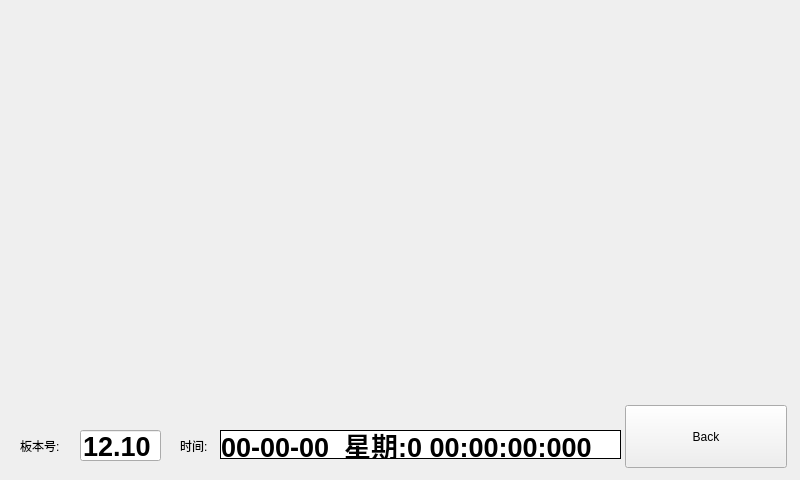
Blackrose/Tcutest_SerialSystem, file main/ui/connect_charge.ui: the form before one commit.
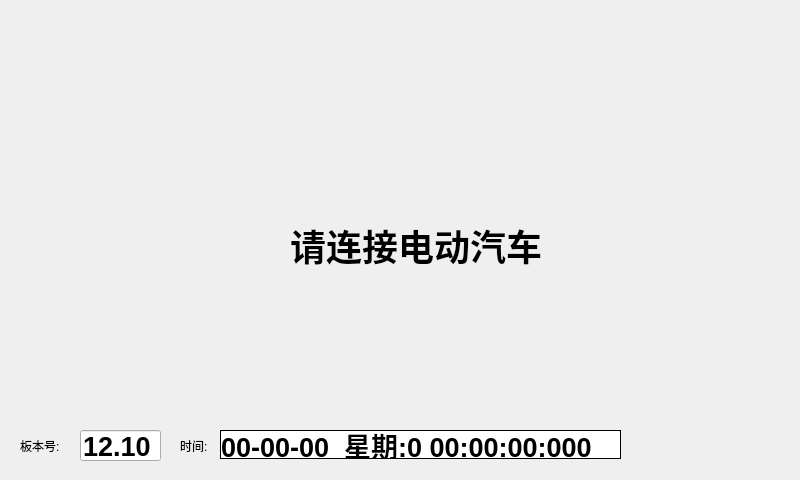
The form after the commit. Icons and pictures are not drawn.

The edit to the form file:
```diff
--- a/main/ui/connect_charge.ui
+++ b/main/ui/connect_charge.ui
@@ -152,26 +152,26 @@
   <widget class="QPushButton" name="back_but">
    <property name="geometry">
     <rect>
-     <x>625</x>
-     <y>405</y>
-     <width>162</width>
+     <x>0</x>
+     <y>0</y>
+     <width>201</width>
      <height>63</height>
     </rect>
    </property>
    <property name="styleSheet">
-    <string notr="true">background-image:url()</string>
+    <string notr="true">background: transparent;</string>
    </property>
    <property name="text">
-    <string>Back</string>
+    <string/>
    </property>
    <property name="flat">
-    <bool>false</bool>
+    <bool>true</bool>
    </property>
   </widget>
   <widget class="QLabel" name="label_2">
    <property name="geometry">
     <rect>
-     <x>610</x>
+     <x>590</x>
      <y>0</y>
      <width>191</width>
      <height>71</height>
@@ -187,6 +187,26 @@
     <string/>
    </property>
   </widget>
+  <widget class="QLabel" name="label_3">
+   <property name="geometry">
+    <rect>
+     <x>290</x>
+     <y>220</y>
+     <width>251</width>
+     <height>51</height>
+    </rect>
+   </property>
+   <property name="font">
+    <font>
+     <pointsize>27</pointsize>
+     <weight>75</weight>
+     <bold>true</bold>
+    </font>
+   </property>
+   <property name="text">
+    <string>请连接电动汽车</string>
+   </property>
+  </widget>
  </widget>
  <resources/>
  <connections/>
```
Left out of the diff: 2 changed lines with no effect on the pictures.
